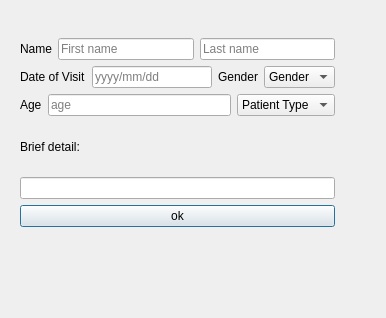
Old version of the form addwindow.ui in the repository SanimKumarKhatri/DSA_Project.
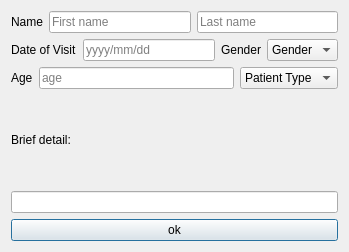
New version of the form.

```diff
--- a/addwindow.ui
+++ b/addwindow.ui
@@ -6,22 +6,15 @@
    <rect>
     <x>0</x>
     <y>0</y>
-    <width>386</width>
-    <height>318</height>
+    <width>349</width>
+    <height>252</height>
    </rect>
   </property>
   <property name="windowTitle">
    <string>The Big Sick</string>
   </property>
-  <widget class="QWidget" name="">
-   <property name="geometry">
-    <rect>
-     <x>20</x>
-     <y>38</y>
-     <width>315</width>
-     <height>189</height>
-    </rect>
-   </property>
+  <layout class="QVBoxLayout" name="verticalLayout_2">
+   <item>
    <layout class="QVBoxLayout" name="verticalLayout">
     <item>
      <layout class="QHBoxLayout" name="horizontalLayout_2">
@@ -177,7 +170,8 @@
      </widget>
     </item>
    </layout>
-  </widget>
+   </item>
+  </layout>
  </widget>
  <resources/>
  <connections/>
```
Lines whose indentation alone changed are shown as unchanged.
